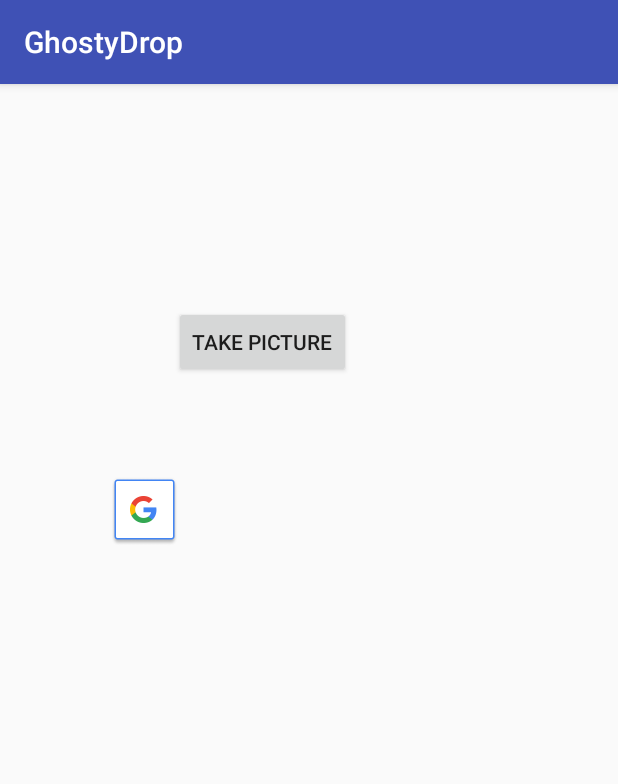
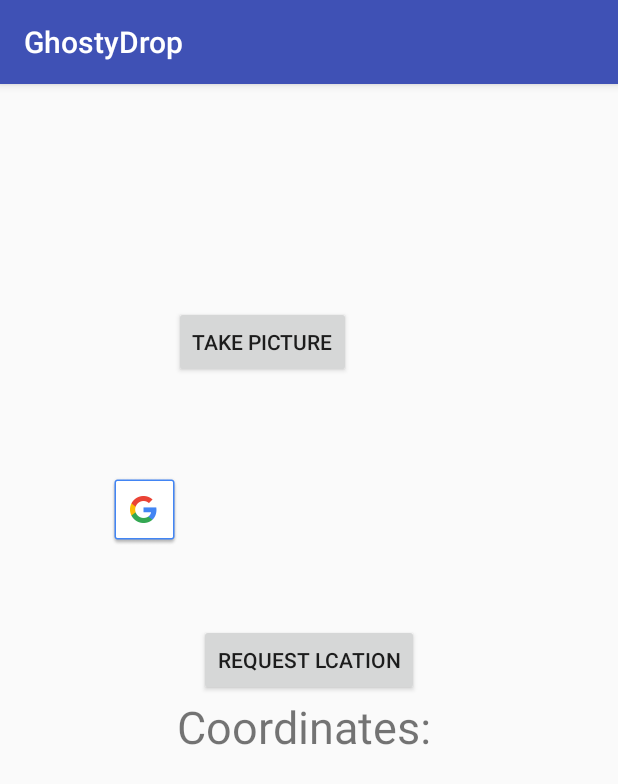
Before and after one commit to meyerjac/GhostyDrop, an Android app: the screen it shows after launch (PictureActivity), on a phone screen of 412 x 824 dp. Shown: the top 784 px of the screen. Run offline under Robolectric (Android 15) with nearby library versions, the phone set to English and light mode, and no system bars; our stand-ins replace ButterKnife.

Commit message:
add the beginnings of grabbing GPS coordinates at the time of picture being taken

```diff
--- a/app/src/main/java/com/example/guest/ghostydrop/MainActivity.java
+++ b/app/src/main/java/com/example/guest/ghostydrop/MainActivity.java
@@ -36,11 +36,7 @@ public class MainActivity extends AppCompatActivity implements View.OnClickListe
         ButterKnife.bind(this);
 
         mSaveObject.setOnClickListener(this);
-
-
         mDatabaseRef = FirebaseDatabase.getInstance().getReference().child(Constants.FIREBASE_CHILD_PHOTOS);
-
-
     }
 
     @Override
--- a/app/src/main/java/com/example/guest/ghostydrop/PictureActivity.java
+++ b/app/src/main/java/com/example/guest/ghostydrop/PictureActivity.java
@@ -1,9 +1,18 @@
 package com.example.guest.ghostydrop;
 
 import android.content.Intent;
+import android.content.pm.PackageManager;
 import android.graphics.Bitmap;
+import android.location.Location;
+import android.location.LocationListener;
+import android.location.LocationManager;
+import android.os.Build;
 import android.os.Bundle;
 import android.provider.MediaStore;
+import android.provider.Settings;
+import android.support.annotation.NonNull;
+import android.support.annotation.Nullable;
+import android.support.v4.app.ActivityCompat;
 import android.support.v7.app.AppCompatActivity;
 import android.util.Base64;
 import android.util.Log;
@@ -16,34 +25,96 @@ import java.io.ByteArrayOutputStream;
 import butterknife.Bind;
 import butterknife.ButterKnife;
 
-public class PictureActivity extends AppCompatActivity implements View.OnClickListener {
+public class PictureActivity extends AppCompatActivity {
 
     private static final int REQUEST_IMAGE_CAPTURE = 111;
+
+    private LocationManager locationManager;
+    private LocationListener listener;
 
     @Bind(R.id.action_photo)
     Button mAction_Photo;
     @Bind(R.id.imageView)
     ImageView mImageView;
 
+
+    @Bind(R.id.button)
+    Button b;
+
     @Override
-    protected void onCreate(Bundle savedInstanceState) {
+    protected void onCreate(@Nullable Bundle savedInstanceState) {
         super.onCreate(savedInstanceState);
         setContentView(R.layout.activity_picture);
         ButterKnife.bind(this);
 
-        mAction_Photo.setOnClickListener(this);
+        locationManager = (LocationManager) getSystemService(LOCATION_SERVICE);
+
+        listener = new LocationListener() {
+            @Override
+            public void onLocationChanged(Location location) {
+//               location.getLongitude()
+//                location.getLatitude());
+                String location2 = String.valueOf(location.getLatitude());
+                Log.d("onLocationChanged: ", location2);
+            }
+
+            @Override
+            public void onStatusChanged(String s, int i, Bundle bundle) {
+
+            }
+
+            @Override
+            public void onProviderEnabled(String s) {
+
+            }
+
+            @Override
+            public void onProviderDisabled(String s) {
+
+                Intent i = new Intent(Settings.ACTION_LOCATION_SOURCE_SETTINGS);
+                startActivity(i);
+            }
+        };
+        configure_button();
     }
 
     @Override
-    public void onClick(View v) {
-        if(v == mAction_Photo) {
-            onLaunchCamera();
+    public void onRequestPermissionsResult(int requestCode, @NonNull String[] permissions, @NonNull int[] grantResults) {
+        switch (requestCode){
+            case 10:
+                configure_button();
+                break;
+            default:
+                break;
         }
     }
+    void configure_button() {
+        // first check for permissions
+        if (ActivityCompat.checkSelfPermission(this, android.Manifest.permission.ACCESS_FINE_LOCATION) != PackageManager.PERMISSION_GRANTED && ActivityCompat.checkSelfPermission(this, android.Manifest.permission.ACCESS_COARSE_LOCATION) != PackageManager.PERMISSION_GRANTED) {
+            if (Build.VERSION.SDK_INT >= Build.VERSION_CODES.M) {
+                requestPermissions(new String[]{android.Manifest.permission.ACCESS_COARSE_LOCATION, android.Manifest.permission.ACCESS_FINE_LOCATION, android.Manifest.permission.INTERNET}
+                        , 10);
+            }
+            return;
+        }
+        // this code won't execute IF permissions are not allowed, because in the line above there is return statement.
+        mAction_Photo.setOnClickListener(new View.OnClickListener() {
+            @Override
+            public void onClick(View v) {
+                if (v == mAction_Photo) {
+                    //noinspection MissingPermission
+                    locationManager.requestLocationUpdates("gps", 2000, 0, listener);
+                    onLaunchCamera();
+                }
+            }
+        });
+    }
+
+
+
     public void onLaunchCamera() {
         Intent takePictureIntent = new Intent(MediaStore.ACTION_IMAGE_CAPTURE);
             startActivityForResult(takePictureIntent, REQUEST_IMAGE_CAPTURE);
-
     }
 
     @Override
--- a/app/src/main/res/layout/activity_main.xml
+++ b/app/src/main/res/layout/activity_main.xml
@@ -72,5 +72,4 @@
         android:layout_alignParentEnd="true"
         android:layout_marginBottom="22dp" />
 
-
 </RelativeLayout>
--- a/app/src/main/res/layout/activity_picture.xml
+++ b/app/src/main/res/layout/activity_picture.xml
@@ -35,4 +35,32 @@
         android:layout_marginTop="63dp"
         android:id="@+id/imageView" />
 
+    <ScrollView
+        android:layout_width="match_parent"
+        android:layout_height="wrap_content"
+        android:layout_below="@+id/button"
+        android:layout_alignParentRight="true"
+        android:layout_alignParentEnd="true">
+
+        <TextView
+            android:layout_width="match_parent"
+            android:gravity="center"
+            android:layout_height="wrap_content"
+            android:text="Coordinates: "
+            android:textSize="30sp"
+            android:id="@+id/textView"
+            android:layout_below="@+id/button"
+            android:layout_alignParentLeft="true"
+            android:layout_alignParentStart="true" />
+    </ScrollView>
+
+
+    <Button
+        android:layout_width="wrap_content"
+        android:layout_height="wrap_content"
+        android:text="Request Lcation"
+        android:id="@+id/button"
+        android:layout_centerVertical="true"
+        android:layout_centerHorizontal="true" />
+
 </RelativeLayout>
```
